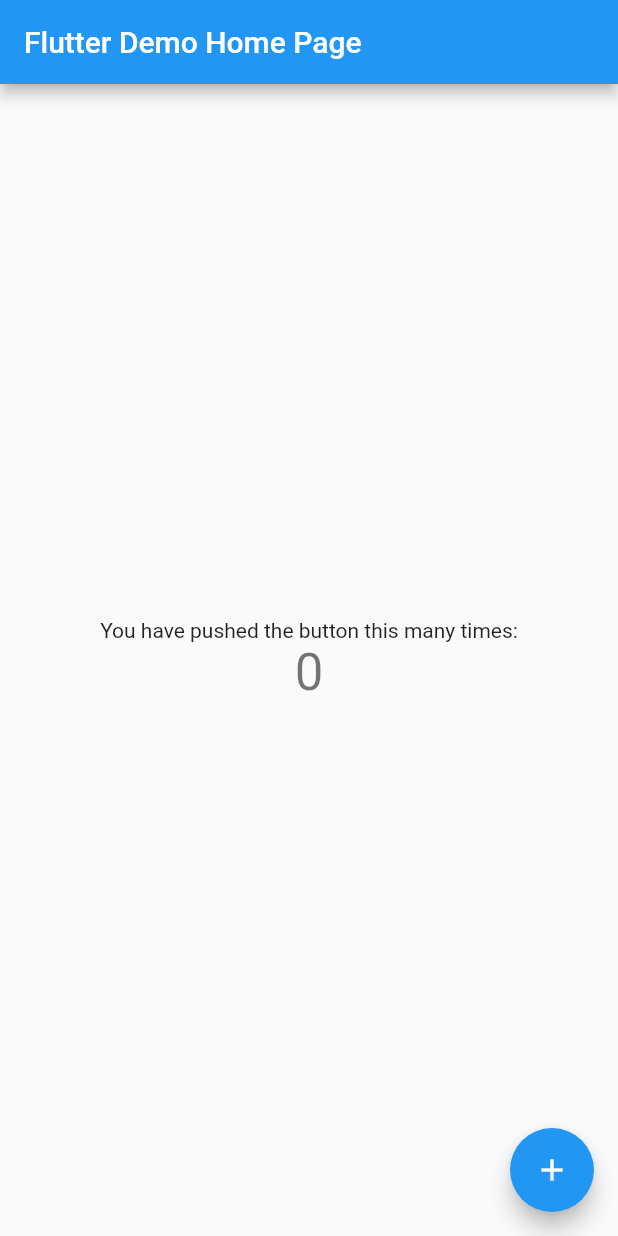
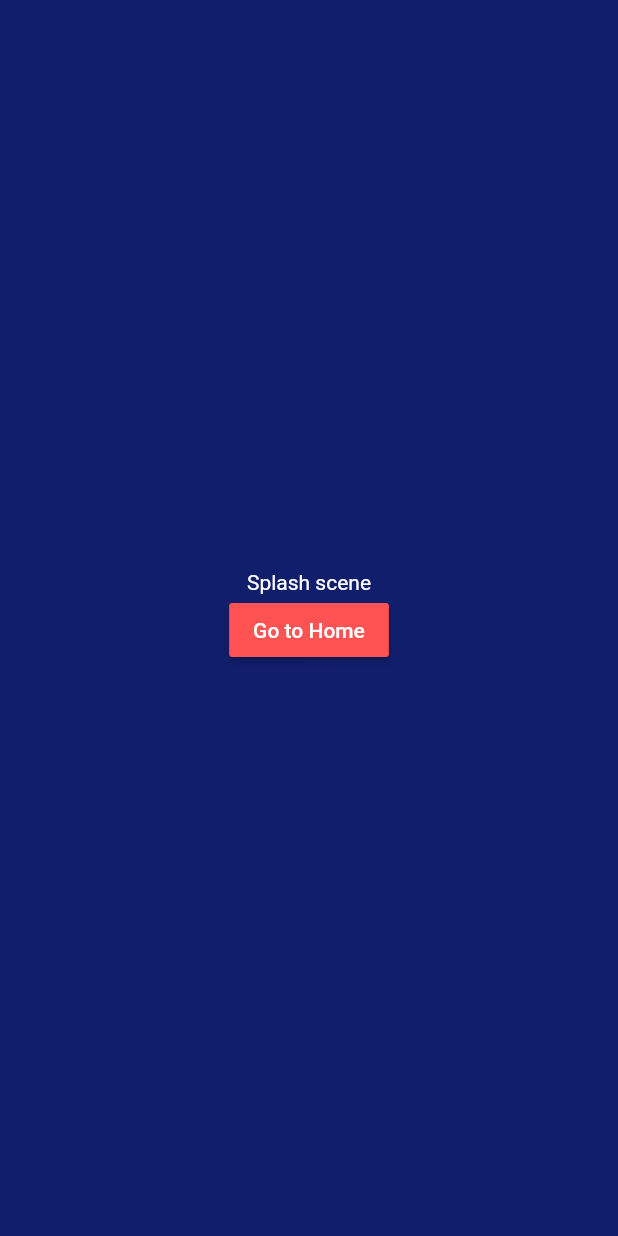
Before and after one commit to ncuillery/10foot_flutter, a Flutter app: the screen it shows after launch, on a phone screen of 412 x 824 dp. Run offline on Flutter 3.47's test engine with Material 2 defaults, Android fonts, the phone set to English and light mode, and no system bars.

Commit message:
Navigation through Splashscreen, Home and Detail

```diff
--- /dev/null
+++ b/lib/detail/detail_scene.dart
@@ -0,0 +1,12 @@
+import 'package:flutter/material.dart';
+
+class DetailScene extends StatelessWidget {
+  @override
+  Widget build(BuildContext context) {
+    return Scaffold(
+      body: Center(
+        child: Text("Detail scene", style: TextStyle(color: Colors.white)),
+      ),
+    );
+  }
+}
--- /dev/null
+++ b/lib/home/home_scene.dart
@@ -0,0 +1,23 @@
+import 'package:flutter/material.dart';
+
+class HomeScene extends StatelessWidget {
+  @override
+  Widget build(BuildContext context) {
+    return Scaffold(
+      body: Center(
+        child: Column(
+          mainAxisAlignment: MainAxisAlignment.center,
+          children: <Widget>[
+            Text('Home scene', style: TextStyle(color: Colors.white)),
+            RaisedButton(
+              onPressed: () => Navigator.pushNamed(context, '/detail'),
+              child: Text('Go to detail'),
+              textColor: Colors.white,
+              color: Colors.redAccent,
+            ),
+          ],
+        ),
+      ),
+    );
+  }
+}
--- a/lib/main.dart
+++ b/lib/main.dart
@@ -1,111 +1,39 @@
 import 'package:flutter/material.dart';
+import 'package:flutter/src/material/page_transitions_theme.dart';
+
+import 'detail/detail_scene.dart';
+import 'home/home_scene.dart';
+import 'splash/splash_scene.dart';
 
 void main() => runApp(MyApp());
+
+class FadeTransitionsBuilder extends PageTransitionsBuilder {
+  @override
+  Widget buildTransitions<T>(PageRoute<T> route, BuildContext context, Animation<double> animation, Animation<double> secondaryAnimation, Widget child) {
+    return new FadeTransition(opacity: animation, child: child);
+  }
+}
 
 class MyApp extends StatelessWidget {
   // This widget is the root of your application.
   @override
   Widget build(BuildContext context) {
     return MaterialApp(
-      title: 'Flutter Demo',
+      title: 'Auryn',
+      debugShowCheckedModeBanner: false,
+      initialRoute: '/',
+      routes: {
+        '/': (context) => SplashScene(),
+        '/home': (context) => HomeScene(),
+        '/detail': (context) => DetailScene(),
+      },
       theme: ThemeData(
-        // This is the theme of your application.
-        //
-        // Try running your application with "flutter run". You'll see the
-        // application has a blue toolbar. Then, without quitting the app, try
-        // changing the primarySwatch below to Colors.green and then invoke
-        // "hot reload" (press "r" in the console where you ran "flutter run",
-        // or simply save your changes to "hot reload" in a Flutter IDE).
-        // Notice that the counter didn't reset back to zero; the application
-        // is not restarted.
-        primarySwatch: Colors.blue,
+        scaffoldBackgroundColor: Color.fromRGBO(0x11, 0x1E, 0x6C, 1),
+        pageTransitionsTheme: PageTransitionsTheme(builders: {
+          TargetPlatform.iOS: FadeTransitionsBuilder(),
+          TargetPlatform.android: FadeTransitionsBuilder(),
+        }),
       ),
-      home: MyHomePage(title: 'Flutter Demo Home Page'),
     );
   }
 }
-
-class MyHomePage extends StatefulWidget {
-  MyHomePage({Key key, this.title}) : super(key: key);
-
-  // This widget is the home page of your application. It is stateful, meaning
-  // that it has a State object (defined below) that contains fields that affect
-  // how it looks.
-
-  // This class is the configuration for the state. It holds the values (in this
-  // case the title) provided by the parent (in this case the App widget) and
-  // used by the build method of the State. Fields in a Widget subclass are
-  // always marked "final".
-
-  final String title;
-
-  @override
-  _MyHomePageState createState() => _MyHomePageState();
-}
-
-class _MyHomePageState extends State<MyHomePage> {
-  int _counter = 0;
-
-  void _incrementCounter() {
-    setState(() {
-      // This call to setState tells the Flutter framework that something has
-      // changed in this State, which causes it to rerun the build method below
-      // so that the display can reflect the updated values. If we changed
-      // _counter without calling setState(), then the build method would not be
-      // called again, and so nothing would appear to happen.
-      _counter++;
-    });
-  }
-
-  @override
-  Widget build(BuildContext context) {
-    // This method is rerun every time setState is called, for instance as done
-    // by the _incrementCounter method above.
-    //
-    // The Flutter framework has been optimized to make rerunning build methods
-    // fast, so that you can just rebuild anything that needs updating rather
-    // than having to individually change instances of widgets.
-    return Scaffold(
-      appBar: AppBar(
-        // Here we take the value from the MyHomePage object that was created by
-        // the App.build method, and use it to set our appbar title.
-        title: Text(widget.title),
-      ),
-      body: Center(
-        // Center is a layout widget. It takes a single child and positions it
-        // in the middle of the parent.
-        child: Column(
-          // Column is also layout widget. It takes a list of children and
-          // arranges them vertically. By default, it sizes itself to fit its
-          // children horizontally, and tries to be as tall as its parent.
-          //
-          // Invoke "debug painting" (press "p" in the console, choose the
-          // "Toggle Debug Paint" action from the Flutter Inspector in Android
-          // Studio, or the "Toggle Debug Paint" command in Visual Studio Code)
-          // to see the wireframe for each widget.
-          //
-          // Column has various properties to control how it sizes itself and
-          // how it positions its children. Here we use mainAxisAlignment to
-          // center the children vertically; the main axis here is the vertical
-          // axis because Columns are vertical (the cross axis would be
-          // horizontal).
-          mainAxisAlignment: MainAxisAlignment.center,
-          children: <Widget>[
-            Text(
-              'You have pushed the button this many times:',
-            ),
-            Text(
-              '$_counter',
-              style: Theme.of(context).textTheme.display1,
-            ),
-          ],
-        ),
-      ),
-      floatingActionButton: FloatingActionButton(
-        onPressed: _incrementCounter,
-        tooltip: 'Increment',
-        child: Icon(Icons.add),
-      ), // This trailing comma makes auto-formatting nicer for build methods.
-    );
-  }
-}
--- /dev/null
+++ b/lib/splash/splash_scene.dart
@@ -0,0 +1,24 @@
+import 'package:flutter/material.dart';
+
+class SplashScene extends StatelessWidget {
+
+  @override
+  Widget build(BuildContext context) {
+    return Scaffold(
+      body: Center(
+        child: Column(
+          mainAxisAlignment: MainAxisAlignment.center,
+          children: <Widget>[
+            Text('Splash scene', style: TextStyle(color: Colors.white)),
+            RaisedButton(
+              onPressed: () => Navigator.pushNamed(context, '/home'),
+              child: Text('Go to Home'),
+              textColor: Colors.white,
+              color: Colors.redAccent,
+            ),
+          ],
+        ),
+      ),
+    );
+  }
+}
```
